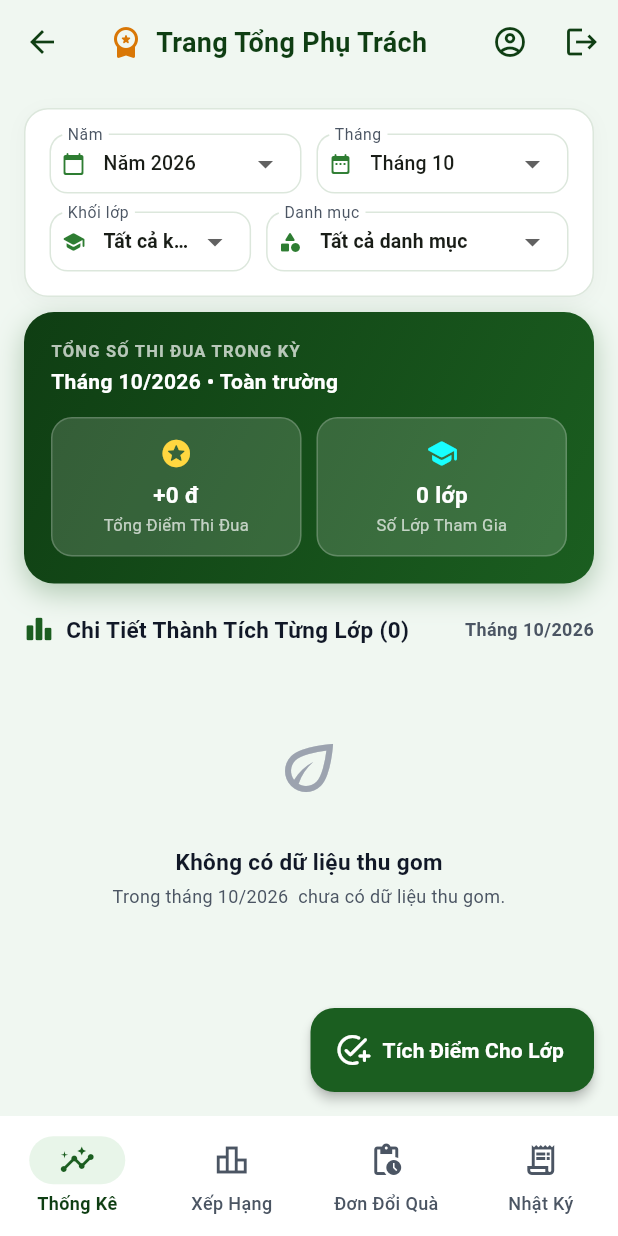
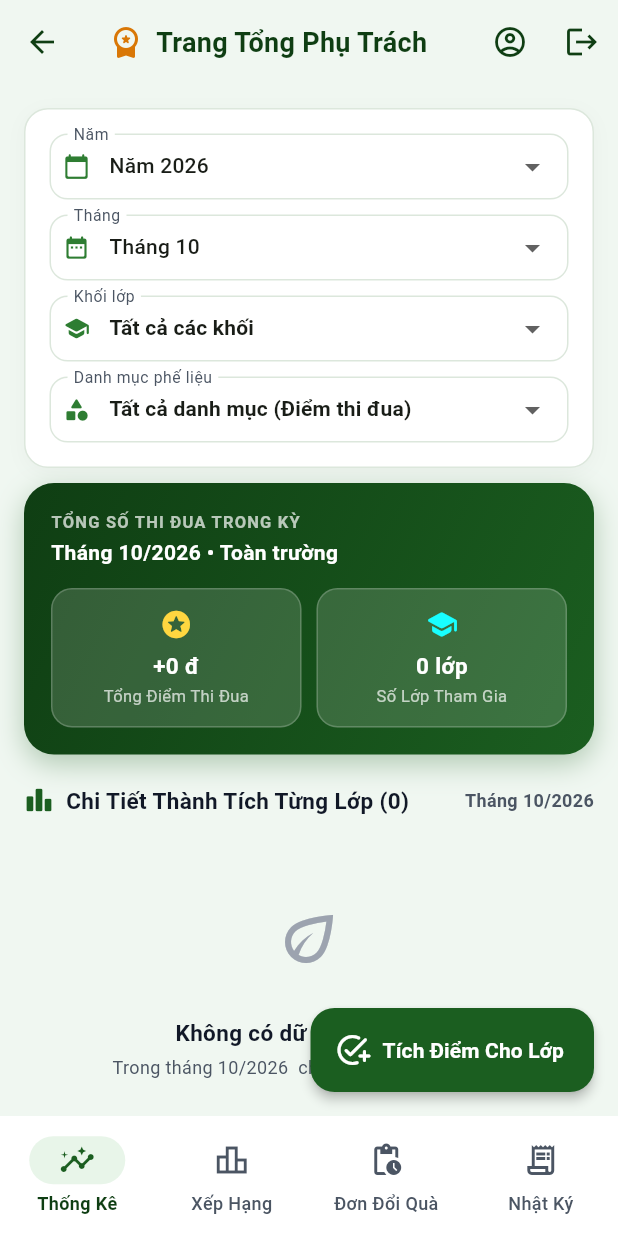
Before and after one commit to hungphamhuynh/hanhdongxanh, a Flutter app: the LeadTeacherDashboardScreen screen opened directly, on a phone screen of 412 x 824 dp. Run offline on Flutter 3.47's test engine with Material 3 defaults, Android fonts, the phone set to English and light mode, and no system bars; our stand-ins replace cloud_firestore, connectivity_plus, firebase_auth, firebase_core; accounts and stored records are empty.

Commit message:
style: place each select dropdown and search field on its own full-width row to prevent text truncation

```diff
--- a/lib/features/lead_teacher/presentation/widgets/lead_teacher_statistics_tab.dart
+++ b/lib/features/lead_teacher/presentation/widgets/lead_teacher_statistics_tab.dart
@@ -293,30 +293,25 @@ class _LeadTeacherStatisticsTabState extends State<LeadTeacherStatisticsTab> {
       child: Column(
         crossAxisAlignment: CrossAxisAlignment.start,
         children: [
-          // Dòng 1: Chọn Năm và Chọn Tháng
-          Row(
-            children: [
-              // Chọn Năm
-              Expanded(
-                child: DropdownButtonFormField<int>(
+          // 1. Chọn Năm (Mỗi mục 1 dòng độc lập full width)
+          DropdownButtonFormField<int>(
             initialValue: _selectedYear,
             isExpanded: true,
             decoration: const InputDecoration(
               labelText: 'Năm',
               isDense: true,
-                    prefixIcon: Icon(Icons.calendar_today_rounded, size: 16),
+              prefixIcon: Icon(Icons.calendar_today_rounded, size: 18),
               prefixIconConstraints:
-                        BoxConstraints(minWidth: 32, minHeight: 32),
+                  BoxConstraints(minWidth: 36, minHeight: 36),
               contentPadding:
-                        EdgeInsets.symmetric(horizontal: 8, vertical: 8),
+                  EdgeInsets.symmetric(horizontal: 12, vertical: 10),
             ),
             items: availableYears.map((y) {
               return DropdownMenuItem<int>(
                 value: y,
                 child: Text(
                   'Năm $y',
-                        style: const TextStyle(fontSize: 13),
-                        overflow: TextOverflow.ellipsis,
+                  style: const TextStyle(fontSize: 14),
                 ),
               );
             }).toList(),
@@ -324,33 +319,30 @@ class _LeadTeacherStatisticsTabState extends State<LeadTeacherStatisticsTab> {
               if (val != null) setState(() => _selectedYear = val);
             },
           ),
-              ),
-              const SizedBox(width: 10),
+          const SizedBox(height: 10),
 
-              // Chọn Tháng
-              Expanded(
-                child: DropdownButtonFormField<int>(
+          // 2. Chọn Tháng (Full width)
+          DropdownButtonFormField<int>(
             initialValue: _selectedMonth,
             isExpanded: true,
             decoration: const InputDecoration(
               labelText: 'Tháng',
               isDense: true,
-                    prefixIcon: Icon(Icons.date_range_rounded, size: 16),
+              prefixIcon: Icon(Icons.date_range_rounded, size: 18),
               prefixIconConstraints:
-                        BoxConstraints(minWidth: 32, minHeight: 32),
+                  BoxConstraints(minWidth: 36, minHeight: 36),
               contentPadding:
-                        EdgeInsets.symmetric(horizontal: 8, vertical: 8),
+                  EdgeInsets.symmetric(horizontal: 12, vertical: 10),
             ),
             items: [
               const DropdownMenuItem<int>(
                 value: 0,
                 child: Text(
-                        'Cả năm',
+                  'Cả năm (Tất cả các tháng)',
                   style: TextStyle(
-                          fontSize: 13,
+                    fontSize: 14,
                     fontWeight: FontWeight.bold,
                   ),
-                        overflow: TextOverflow.ellipsis,
                 ),
               ),
               ...List.generate(12, (i) => i + 1).map((m) {
@@ -358,8 +350,7 @@ class _LeadTeacherStatisticsTabState extends State<LeadTeacherStatisticsTab> {
                   value: m,
                   child: Text(
                     'Tháng $m',
-                          style: const TextStyle(fontSize: 13),
-                          overflow: TextOverflow.ellipsis,
+                    style: const TextStyle(fontSize: 14),
                   ),
                 );
               }),
@@ -368,69 +359,55 @@ class _LeadTeacherStatisticsTabState extends State<LeadTeacherStatisticsTab> {
               if (val != null) setState(() => _selectedMonth = val);
             },
           ),
-              ),
-            ],
-          ),
-          const SizedBox(height: 12),
+          const SizedBox(height: 10),
 
-          // Dòng 2: Chọn Khối và Chọn Danh Mục
-          Row(
-            children: [
-              // Chọn Khối
-              Expanded(
-                flex: 4,
-                child: DropdownButtonFormField<int>(
+          // 3. Chọn Khối (Full width)
+          DropdownButtonFormField<int>(
             initialValue: _selectedGrade,
             isExpanded: true,
             decoration: const InputDecoration(
               labelText: 'Khối lớp',
               isDense: true,
-                    prefixIcon: Icon(Icons.school_rounded, size: 16),
+              prefixIcon: Icon(Icons.school_rounded, size: 18),
               prefixIconConstraints:
-                        BoxConstraints(minWidth: 32, minHeight: 32),
+                  BoxConstraints(minWidth: 36, minHeight: 36),
               contentPadding:
-                        EdgeInsets.symmetric(horizontal: 8, vertical: 8),
+                  EdgeInsets.symmetric(horizontal: 12, vertical: 10),
             ),
             items: const [
               DropdownMenuItem<int>(
                 value: 0,
                 child: Text(
-                        'Tất cả khối',
-                        style: TextStyle(
-                            fontSize: 13, fontWeight: FontWeight.bold),
-                        overflow: TextOverflow.ellipsis,
+                  'Tất cả các khối',
+                  style: TextStyle(fontSize: 14, fontWeight: FontWeight.bold),
                 ),
               ),
               DropdownMenuItem<int>(
                 value: 6,
                 child: Text(
                   'Khối 6',
-                        style: TextStyle(fontSize: 13),
-                        overflow: TextOverflow.ellipsis,
+                  style: TextStyle(fontSize: 14),
                 ),
               ),
               DropdownMenuItem<int>(
                 value: 7,
                 child: Text(
                   'Khối 7',
-                        style: TextStyle(fontSize: 13),
-                        overflow: TextOverflow.ellipsis,
+                  style: TextStyle(fontSize: 14),
                 ),
               ),
               DropdownMenuItem<int>(
                 value: 8,
                 child: Text(
                   'Khối 8',
-                        style: TextStyle(fontSize: 13),
-                        overflow: TextOverflow.ellipsis,
+                  style: TextStyle(fontSize: 14),
                 ),
               ),
               DropdownMenuItem<int>(
                 value: 9,
                 child: Text(
                   'Khối 9',
-                        style: TextStyle(fontSize: 13),
-                        overflow: TextOverflow.ellipsis,
+                  style: TextStyle(fontSize: 14),
                 ),
               ),
             ],
@@ -438,41 +415,46 @@ class _LeadTeacherStatisticsTabState extends State<LeadTeacherStatisticsTab> {
               if (val != null) setState(() => _selectedGrade = val);
             },
           ),
-              ),
-              const SizedBox(width: 10),
+          const SizedBox(height: 10),
 
-              // Chọn Danh Mục Phế Liệu
-              Expanded(
-                flex: 6,
-                child: DropdownButtonFormField<String>(
+          // 4. Chọn Danh Mục Phế Liệu (Full width)
+          DropdownButtonFormField<String>(
             initialValue: _selectedRuleId,
             isExpanded: true,
             decoration: const InputDecoration(
-                    labelText: 'Danh mục',
+              labelText: 'Danh mục phế liệu',
               isDense: true,
-                    prefixIcon: Icon(Icons.category_rounded, size: 16),
+              prefixIcon: Icon(Icons.category_rounded, size: 18),
               prefixIconConstraints:
-                        BoxConstraints(minWidth: 32, minHeight: 32),
+                  BoxConstraints(minWidth: 36, minHeight: 36),
               contentPadding:
-                        EdgeInsets.symmetric(horizontal: 8, vertical: 8),
+                  EdgeInsets.symmetric(horizontal: 12, vertical: 10),
             ),
             items: [
               const DropdownMenuItem<String>(
                 value: '',
                 child: Text(
-                        'Tất cả danh mục',
+                  'Tất cả danh mục (Điểm thi đua)',
                   style: TextStyle(
-                            fontSize: 13, fontWeight: FontWeight.bold),
-                        overflow: TextOverflow.ellipsis,
+                    fontSize: 14,
+                    fontWeight: FontWeight.bold,
+                  ),
                 ),
               ),
               ...rules.map((rule) {
                 return DropdownMenuItem<String>(
                   value: rule.id,
+                  child: Row(
+                    children: [
+                      Icon(rule.iconData, size: 18, color: AppColors.primary),
+                      const SizedBox(width: 8),
+                      Expanded(
                         child: Text(
                           '${rule.name} (${rule.unit})',
-                          style: const TextStyle(fontSize: 13),
-                          overflow: TextOverflow.ellipsis,
+                          style: const TextStyle(fontSize: 14),
+                        ),
+                      ),
+                    ],
                   ),
                 );
               }),
@@ -480,9 +462,6 @@ class _LeadTeacherStatisticsTabState extends State<LeadTeacherStatisticsTab> {
             onChanged: (val) {
               if (val != null) setState(() => _selectedRuleId = val);
             },
-                ),
-              ),
-            ],
           ),
         ],
       ),
```
Also changed, not shown: lib/features/admin/presentation/widgets/admin_classes_tab.dart (+22 -32 lines), lib/features/admin/presentation/widgets/admin_users_tab.dart (+19 -28 lines), lib/features/lead_teacher/presentation/widgets/lead_teacher_leaderboard_tab.dart (+81 -38 lines). Lines whose indentation alone changed are shown as unchanged.
